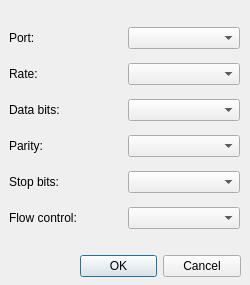
warcomeb/tatsumakibot, file software/desktop/TatsumakiDesktop/serialsetup.ui: the form before one commit.
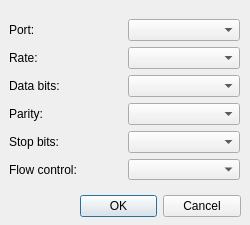
The form after the commit.

Commit message: Some improvements into SerialSetup class. TODO: save the selected parameters.

Patch:
```diff
--- a/software/desktop/TatsumakiDesktop/serialsetup.ui
+++ b/software/desktop/TatsumakiDesktop/serialsetup.ui
@@ -7,9 +7,27 @@
     <x>0</x>
     <y>0</y>
     <width>250</width>
-    <height>285</height>
+    <height>225</height>
    </rect>
   </property>
+  <property name="sizePolicy">
+   <sizepolicy hsizetype="Fixed" vsizetype="Fixed">
+    <horstretch>0</horstretch>
+    <verstretch>0</verstretch>
+   </sizepolicy>
+  </property>
+  <property name="minimumSize">
+   <size>
+    <width>250</width>
+    <height>225</height>
+   </size>
+  </property>
+  <property name="maximumSize">
+   <size>
+    <width>250</width>
+    <height>225</height>
+   </size>
+  </property>
   <property name="windowTitle">
    <string>Select communication port</string>
   </property>
@@ -17,7 +35,7 @@
    <property name="geometry">
     <rect>
      <x>80</x>
-     <y>250</y>
+     <y>190</y>
      <width>161</width>
      <height>32</height>
     </rect>
@@ -35,7 +53,7 @@
      <x>9</x>
      <y>19</y>
      <width>231</width>
-     <height>221</height>
+     <height>161</height>
     </rect>
    </property>
    <layout class="QGridLayout" name="gridLayout">
```
Left out of the diff: 2 changed lines with no effect on the pictures. The commit also changes 2 other files.
